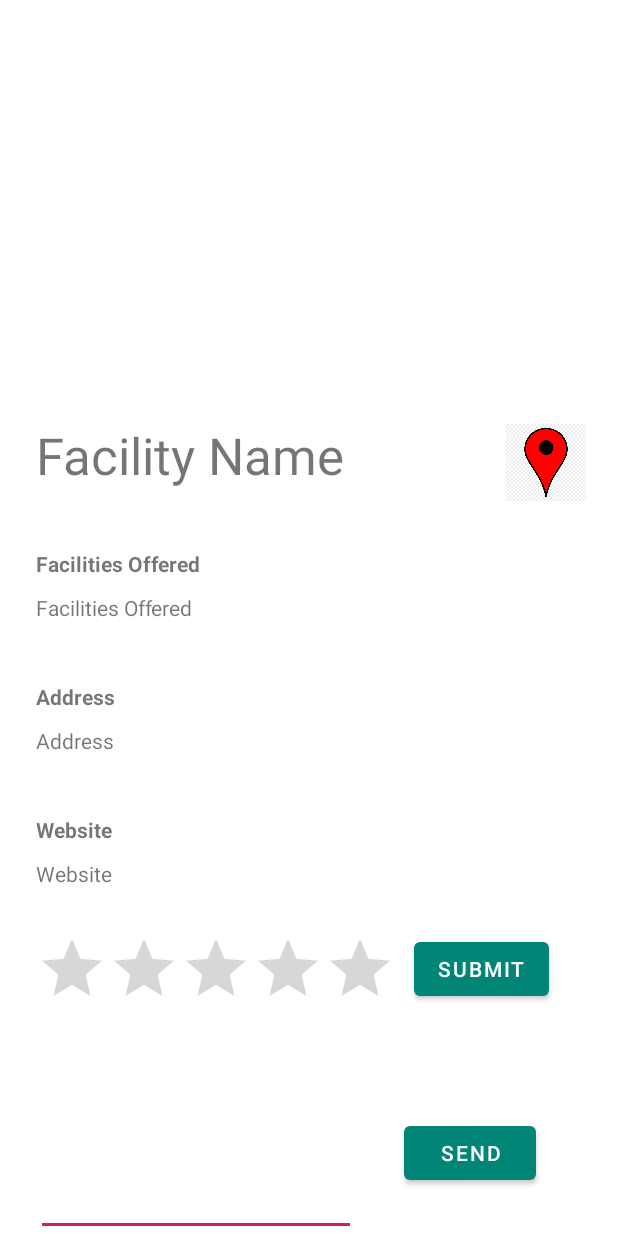
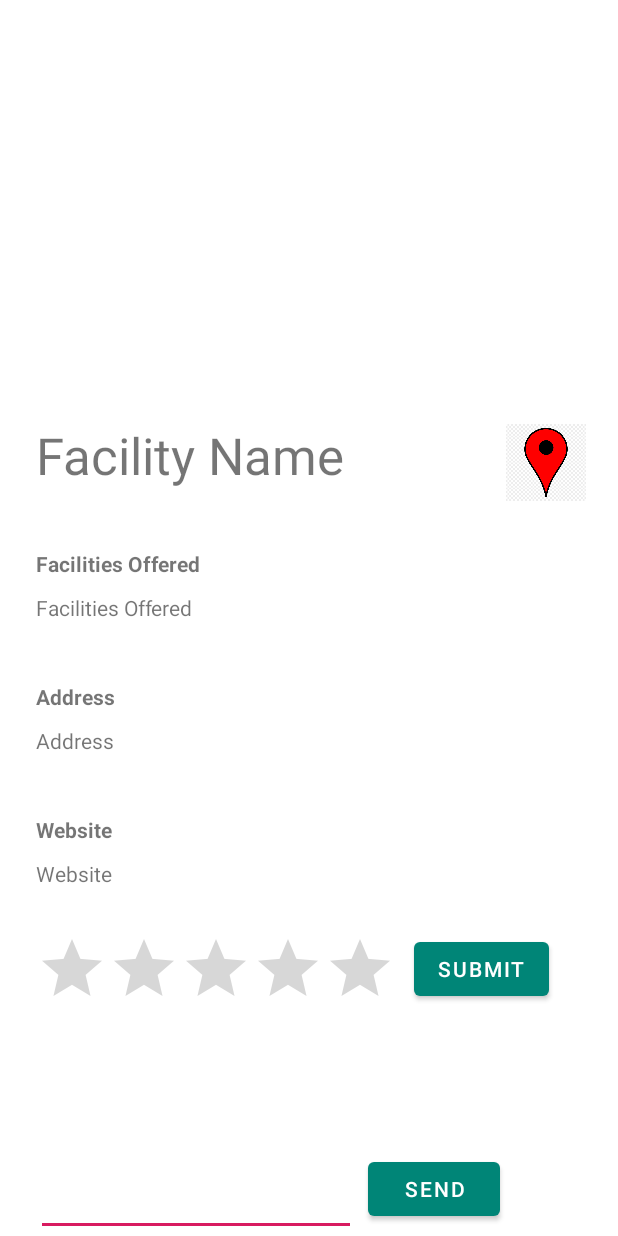
Before and after one commit to rectuspin/CZ2006_final, an Android app: the ViewFacilityActivity screen opened directly, with no data from a screen before it, on a phone screen of 412 x 824 dp. Run offline under Robolectric (Android 15) with nearby library versions, the phone set to English and light mode, and no system bars; our stand-ins replace Firebase (no records; nobody signed in at launch, a user with empty details on screens opened directly); 9 statements that could not run were skipped.

Commit message:
cleaning up unnecessary code

```diff
--- a/app/src/main/java/com/example/athletica/ui/facility/ViewFacilityActivity.java
+++ b/app/src/main/java/com/example/athletica/ui/facility/ViewFacilityActivity.java
@@ -53,8 +53,7 @@ public class ViewFacilityActivity extends AppCompatActivity {
     private Button sendComment;
     private ListView listViewComments;
     private List<Comments> commentsList;
-    private String rating_userid;
-    private float userRating;
+
     private List<Ratings> ratingsList;
     @Override
     protected void onCreate(Bundle savedInstanceState) {
@@ -168,8 +167,7 @@ public class ViewFacilityActivity extends AppCompatActivity {
                 for (DataSnapshot commentsSnapshot : dataSnapshot.getChildren()) {
                     Comments comment = commentsSnapshot.getValue(Comments.class);
                     commentsList.add(comment);
-                    rating_userid=comment.getUserID();
-                    //userRating=comment.getUserRating();
+
                 }
 
                 CommentAdapter adapter = new CommentAdapter(ViewFacilityActivity.this, commentsList,ratingsList);
--- a/app/src/main/res/layout/activity_view_facility.xml
+++ b/app/src/main/res/layout/activity_view_facility.xml
@@ -10,8 +10,8 @@
     <ScrollView
         android:layout_width="match_parent"
         android:layout_height="match_parent"
-        tools:layout_editor_absoluteX="0dp"
-        tools:layout_editor_absoluteY="-58dp">
+        tools:layout_editor_absoluteX="16dp"
+        tools:layout_editor_absoluteY="-356dp">
 
         <androidx.constraintlayout.widget.ConstraintLayout
             android:layout_width="match_parent"
@@ -172,17 +172,18 @@
                 android:layout_width="wrap_content"
                 android:layout_height="wrap_content"
 
-                android:layout_marginStart="32dp"
+                android:layout_marginStart="8dp"
                 android:layout_marginTop="24dp"
                 android:text="SEND"
                 app:layout_constraintBottom_toBottomOf="parent"
                 app:layout_constraintStart_toEndOf="@+id/add_comment"
 
                 app:layout_constraintTop_toBottomOf="@+id/submit_button"
-                app:layout_constraintVertical_bias="0.148" />
+                app:layout_constraintVertical_bias="0.219" />
 
-            <ListView
+            <view
                 android:id="@+id/list_view_comment"
+                class="androidx.appcompat.app.AlertController$RecycleListView"
                 android:layout_width="331dp"
                 android:layout_height="200dp"
                 android:layout_marginStart="24dp"
```
Also changed, not shown: app/src/main/java/com/example/athletica/data/facility/Comments.java (+0 -13 lines), app/src/main/java/com/example/athletica/data/facility/FacilityManager.java (+1 -37 lines), app/src/main/java/com/example/athletica/ui/facility/CommentAdapter.java (+0 -16 lines).
